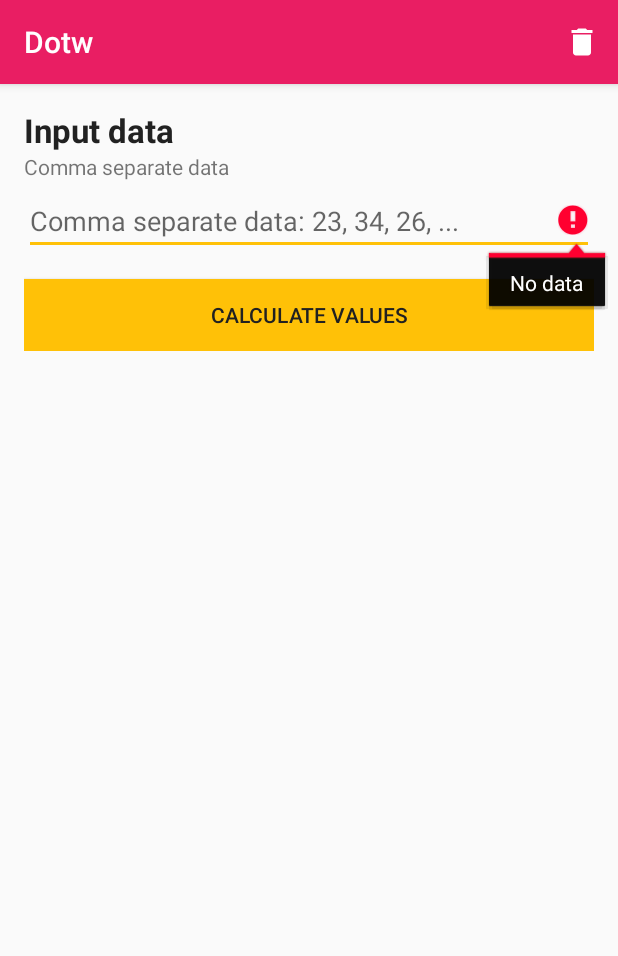
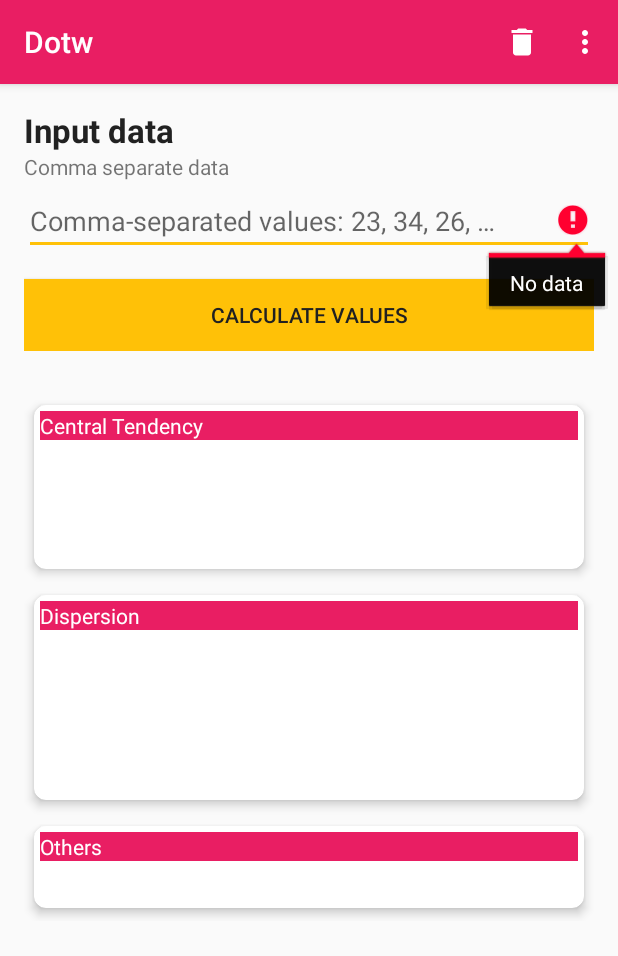
Before and after one commit to jalmx/Dotw, an Android app: the screen it shows after launch (MainActivity), after a tap on "CALCULATE VALUES", on a phone screen of 412 x 824 dp. Shown: the top 956 px of the screen. Run offline under Robolectric (Android 15) with nearby library versions, the phone set to English and light mode, and no system bars; our stand-ins replace AdMob.

Commit message:
change UI

```diff
--- a/app/src/main/java/com/xizuth/josef/dotw/MainActivity.java
+++ b/app/src/main/java/com/xizuth/josef/dotw/MainActivity.java
@@ -14,12 +14,13 @@ import android.view.inputmethod.InputMethodManager;
 import android.widget.Button;
 import android.widget.EditText;
 import android.widget.TextView;
-import android.widget.Toast;
 
 import com.xizuth.josef.dotw.admob.AdMob;
 import com.xizuth.josef.dotw.lib.ParserDataList;
 import com.xizuth.josef.dotw.lib.RangeData;
 import com.xizuth.josef.dotw.lib.Statistics;
+import com.xizuth.josef.dotw.util.OpenURL;
+import com.xizuth.josef.dotw.util.URL;
 
 import java.util.ArrayList;
 import java.util.List;
@@ -48,13 +49,14 @@ public class MainActivity extends AppCompatActivity {
         initViews();
         actionButton();
         actionEditText();
+        cards(false);
         adMob = new AdMob(this);
     }
 
     @Override
     public boolean onCreateOptionsMenu(Menu menu) {
         MenuInflater inflater = getMenuInflater();
-        inflater.inflate(R.menu.main_manu, menu);
+        inflater.inflate(R.menu.main_menu, menu);
         return true;
     }
 
@@ -65,12 +67,15 @@ public class MainActivity extends AppCompatActivity {
             case R.id.item_clear:
                 clearUI();
                 return true;
-            /*case R.id.item_formula:
-
+            case R.id.item_more_apps:
+                OpenURL.open(this, URL.APPS);
                 return true;
+            case R.id.item_donate:
+                OpenURL.open(this,URL.DONATE);
+              return true;
             case R.id.item_about:
-
-              return true;*/
+                OpenURL.open(this, URL.XIZUTH_WEB);
+                return true;
             default:
                 return super.onOptionsItemSelected(item);
         }
@@ -123,6 +128,7 @@ public class MainActivity extends AppCompatActivity {
 
     private void calculateValues() {
         clearError();
+        cards(true);
         String textRaw = dataText.getText().toString();
 
         if (!textRaw.isEmpty()) {
@@ -152,11 +158,13 @@ public class MainActivity extends AppCompatActivity {
     }
 
     private void clearUI() {
+
         TextView[] textViews = {dataText, nDataText, meanText, medianText, modeText, varianceText,
                 deviationText, cvText, rangeText, intervalText};
         for (TextView tv: textViews){
             tv.setText("");
         }
+        cards(false);
     }
 
     private void messageError(int typeError) {
@@ -254,6 +262,18 @@ public class MainActivity extends AppCompatActivity {
         intervalText.setText(textInterval);
     }
 
+    private void cards(boolean status){
+
+        if (status){
+            findViewById(R.id.card_central_tendency).setVisibility(View.VISIBLE);
+            findViewById(R.id.card_dispersion).setVisibility(View.VISIBLE);
+            findViewById(R.id.card_other).setVisibility(View.VISIBLE);
+        }else {
+            findViewById(R.id.card_central_tendency).setVisibility(View.GONE);
+            findViewById(R.id.card_dispersion).setVisibility(View.GONE);
+            findViewById(R.id.card_other).setVisibility(View.GONE);
+        }
+    }
     private void clearError() {
         dataText.setError(null);
     }
--- a/app/src/main/res/layout/activity_main.xml
+++ b/app/src/main/res/layout/activity_main.xml
@@ -1,6 +1,6 @@
 <?xml version="1.0" encoding="utf-8"?>
-<android.support.design.widget.CoordinatorLayout
-    xmlns:android="http://schemas.android.com/apk/res/android"
+<android.support.design.widget.CoordinatorLayout xmlns:android="http://schemas.android.com/apk/res/android"
+    xmlns:app="http://schemas.android.com/apk/res-auto"
     xmlns:tools="http://schemas.android.com/tools"
     android:layout_width="match_parent"
     android:layout_height="match_parent"
@@ -10,8 +10,8 @@
         android:layout_width="match_parent"
         android:layout_height="match_parent"
         android:layout_marginLeft="@dimen/space_padding"
-        android:layout_marginRight="@dimen/space_padding"
-        android:layout_marginTop="@dimen/space_padding">
+        android:layout_marginTop="@dimen/space_padding"
+        android:layout_marginRight="@dimen/space_padding">
 
         <LinearLayout
             android:layout_width="match_parent"
@@ -23,19 +23,19 @@
                 android:layout_height="wrap_content"
                 android:orientation="vertical">
 
+                <TextView
+                    android:layout_width="match_parent"
+                    android:layout_height="wrap_content"
+                    android:text="@string/title_activity_main"
+                    android:textColor="@color/primaryText"
+                    android:textSize="@dimen/title_text"
+                    android:textStyle="bold" />
 
                 <TextView
                     android:layout_width="match_parent"
                     android:layout_height="wrap_content"
-                android:textColor="@color/primaryText"
-                android:textSize="@dimen/title_text"
-                android:textStyle="bold"
-                android:text="@string/title_activity_main"/>
-            <TextView
-                android:layout_width="match_parent"
-                android:layout_height="wrap_content"
-                android:text="@string/subtitle_hint_activity_main"
-                android:layout_marginBottom="@dimen/space_padding_qu"/>
+                    android:layout_marginBottom="@dimen/space_padding_qu"
+                    android:text="@string/subtitle_hint_activity_main" />
 
                 <EditText
                     android:id="@+id/data_text"
@@ -43,7 +43,6 @@
                     android:layout_height="wrap_content"
                     android:layout_marginBottom="@dimen/space_padding"
                     android:hint="@string/text_input_area"
-
                     android:inputType="textMultiLine|number|numberSigned|numberDecimal" />
 
                 <Button
@@ -58,81 +57,158 @@
             <LinearLayout
                 android:layout_width="match_parent"
                 android:layout_height="wrap_content"
-                android:layout_marginTop="@dimen/space_padding"
                 android:orientation="vertical">
+
+                <TextView
+                    android:id="@+id/n_data"
+                    android:layout_width="match_parent"
+                    android:layout_height="wrap_content"
+                    android:paddingStart="@dimen/space_padding_half"
+                    android:paddingLeft="@dimen/space_padding_half"
+                    android:textColor="@color/primaryText"
+                    android:textSize="@dimen/result_text" />
+
+                <android.support.v7.widget.CardView
+                    android:layout_width="match_parent"
+                    android:layout_height="wrap_content"
+                    android:clipToPadding="false"
+                    app:cardCornerRadius="@dimen/space_padding_half"
+                    app:cardElevation="@dimen/space_padding_qu"
+                    app:cardUseCompatPadding="true"
+                    android:id="@+id/card_central_tendency">
+
+                    <LinearLayout
+                        android:layout_width="match_parent"
+                        android:layout_height="match_parent"
+                        android:orientation="vertical"
+                        android:padding="@dimen/space_padding_qu">
 
                         <TextView
                             android:layout_width="match_parent"
                             android:layout_height="wrap_content"
-                    android:id="@+id/n_data"
-                    android:textColor="@color/primaryText"
-                    android:textSize="@dimen/result_text" />
+                            android:text="@string/title_card_central_tendency"
+                            android:background="@color/colorPrimary"
+                            android:textColor="@color/icons"/>
 
                         <TextView
                             android:id="@+id/mean_text"
-                    android:layout_marginTop="@dimen/space_padding"
                             android:layout_width="match_parent"
                             android:layout_height="wrap_content"
                             android:textColor="@color/primaryText"
                             android:textSize="@dimen/result_text" />
+
                         <TextView
                             android:id="@+id/median_text"
                             android:layout_width="match_parent"
                             android:layout_height="wrap_content"
                             android:textColor="@color/primaryText"
                             android:textSize="@dimen/result_text" />
+
                         <TextView
                             android:id="@+id/mode_text"
                             android:layout_width="match_parent"
                             android:layout_height="wrap_content"
                             android:textColor="@color/primaryText"
                             android:textSize="@dimen/result_text" />
+                    </LinearLayout>
+
+                </android.support.v7.widget.CardView>
+
+                <android.support.v7.widget.CardView
+                    android:layout_width="match_parent"
+                    android:layout_height="wrap_content"
+                    android:clipToPadding="false"
+                    app:cardCornerRadius="@dimen/space_padding_half"
+                    app:cardElevation="@dimen/space_padding_qu"
+                    app:cardUseCompatPadding="true"
+                    android:id="@+id/card_dispersion">
+
+                    <LinearLayout
+                        android:layout_width="match_parent"
+                        android:layout_height="match_parent"
+                        android:orientation="vertical"
+                        android:padding="@dimen/space_padding_qu">
+
+                        <TextView
+                            android:layout_width="match_parent"
+                            android:layout_height="wrap_content"
+                            android:text="@string/title_card_dispersion"
+                            android:background="@color/colorPrimary"
+                            android:textColor="@color/icons"/>
 
                         <TextView
                             android:id="@+id/mean_deviation"
                             android:layout_width="match_parent"
                             android:layout_height="wrap_content"
-                    android:layout_marginTop="@dimen/space_padding"
                             android:textColor="@color/primaryText"
                             android:textSize="@dimen/result_text" />
 
                         <TextView
+                            android:id="@+id/variance_text"
                             android:layout_width="match_parent"
                             android:layout_height="wrap_content"
                             android:textColor="@color/primaryText"
-                    android:textSize="@dimen/result_text"
-                    android:id="@+id/variance_text"/>
+                            android:textSize="@dimen/result_text" />
+
+                        <TextView
+                            android:id="@+id/cv_text"
+                            android:layout_width="match_parent"
+                            android:layout_height="wrap_content"
+                            android:textColor="@color/primaryText"
+                            android:textSize="@dimen/result_text" />
+
+                        <TextView
+                            android:id="@+id/range_text"
+                            android:layout_width="match_parent"
+                            android:layout_height="wrap_content"
+                            android:textColor="@color/primaryText"
+                            android:textSize="@dimen/result_text" />
+                    </LinearLayout>
+                </android.support.v7.widget.CardView>
+
+                <android.support.v7.widget.CardView
+                    android:layout_width="match_parent"
+                    android:layout_height="wrap_content"
+                    android:clipToPadding="false"
+                    app:cardCornerRadius="@dimen/space_padding_half"
+                    app:cardElevation="@dimen/space_padding_qu"
+                    app:cardUseCompatPadding="true"
+                    android:id="@+id/card_other">
+
+                    <LinearLayout
+                        android:layout_width="match_parent"
+                        android:layout_height="match_parent"
+                        android:orientation="vertical"
+                        android:padding="@dimen/space_padding_qu">
+
                         <TextView
                             android:layout_width="match_parent"
                             android:layout_height="wrap_content"
-                    android:textColor="@color/primaryText"
-                    android:textSize="@dimen/result_text"
-                    android:id="@+id/cv_text"/>
+                            android:text="@string/title_card_other"
+                            android:background="@color/colorPrimary"
+                            android:textColor="@color/icons"/>
+
                         <TextView
+                            android:id="@+id/interval_text"
                             android:layout_width="match_parent"
                             android:layout_height="wrap_content"
                             android:textColor="@color/primaryText"
-                    android:textSize="@dimen/result_text"
-                    android:layout_marginTop="@dimen/space_padding"
-                    android:id="@+id/range_text"/>
-                <TextView
-                    android:layout_width="match_parent"
-                    android:layout_height="wrap_content"
-                    android:id="@+id/interval_text"
-                    android:layout_marginTop="@dimen/space_padding"
-                    android:textColor="@color/primaryText"
                             android:textSize="@dimen/result_text" />
+                    </LinearLayout>
+                </android.support.v7.widget.CardView>
+
 
             </LinearLayout>
 
-            <com.google.android.gms.ads.AdView
-                xmlns:ads="http://schemas.android.com/apk/res-auto"
+            <com.google.android.gms.ads.AdView xmlns:ads="http://schemas.android.com/apk/res-auto"
                 android:id="@+id/adView"
-                android:paddingTop="@dimen/space_padding_qu"
                 android:layout_width="match_parent"
                 android:layout_height="wrap_content"
+                android:layout_marginTop="@dimen/space_padding"
+                android:paddingTop="@dimen/space_padding_qu"
                 ads:adSize="BANNER"
                 ads:adUnitId="@string/app_unit_id" />
+
         </LinearLayout>
     </ScrollView>
 
--- a/app/src/main/res/menu/main_manu.xml
+++ b/app/src/main/res/menu/main_menu.xml
@@ -8,12 +8,15 @@
 
         android:icon="@drawable/icon_delete"
         app:showAsAction="always" />
-<!--
+
     <item
-        android:id="@+id/item_formula"
-        android:title="@string/text_item_formula" />
+        android:id="@+id/item_more_apps"
+        android:title="@string/text_item_more_apps" />
+    <item
+        android:id="@+id/item_donate"
+        android:title="@string/text_item_donate" />
     <item
         android:id="@+id/item_about"
         android:title="@string/text_item_about" />
-        -->
+
 </menu>
--- a/app/src/main/res/values/strings.xml
+++ b/app/src/main/res/values/strings.xml
@@ -5,7 +5,7 @@
     <string name="title_activity_main">Input data</string>
     <string name="subtitle_hint_activity_main">Comma separate data</string>
 
-    <string name="text_input_area">Comma separate data: 23, 34, 26, ...</string>
+    <string name="text_input_area">Comma-separated values: 23, 34, 26, &#8230;</string>
     <string name="calculate_button">Calculate values</string>
 
     <string name="average">Average</string>
@@ -30,6 +30,12 @@
     <string name="text_item_formula">Formula</string>
     <string name="text_item_about">About</string>
 
+    <string name="title_card_central_tendency">Central Tendency</string>
+    <string name="title_card_dispersion">Dispersion</string>
+    <string name="title_card_other">Others</string>
+
     <string name="app_id">ca-app-pub-1366168498409484~2436874236</string>
     <string name="app_unit_id">ca-app-pub-1366168498409484/5867130583</string>
+    <string name="text_item_more_apps">More apps</string>
+    <string name="text_item_donate">Donate</string>
 </resources>
```
Also changed, not shown: app/build.gradle (+4 -3 lines), app/src/main/AndroidManifest.xml (+3 -4 lines), app/src/main/java/com/xizuth/josef/dotw/AboutActivity.java (deleted, +0 -29 lines), app/src/main/java/com/xizuth/josef/dotw/util/OpenURL.java (added, +18 -0 lines), app/src/main/java/com/xizuth/josef/dotw/util/URL.java (added, +11 -0 lines), app/src/main/res/layout/activity_about.xml (deleted, +0 -38 lines), app/src/main/res/layout/content_about.xml (deleted, +0 -11 lines), 5 other files. Lines whose indentation alone changed are shown as unchanged.
